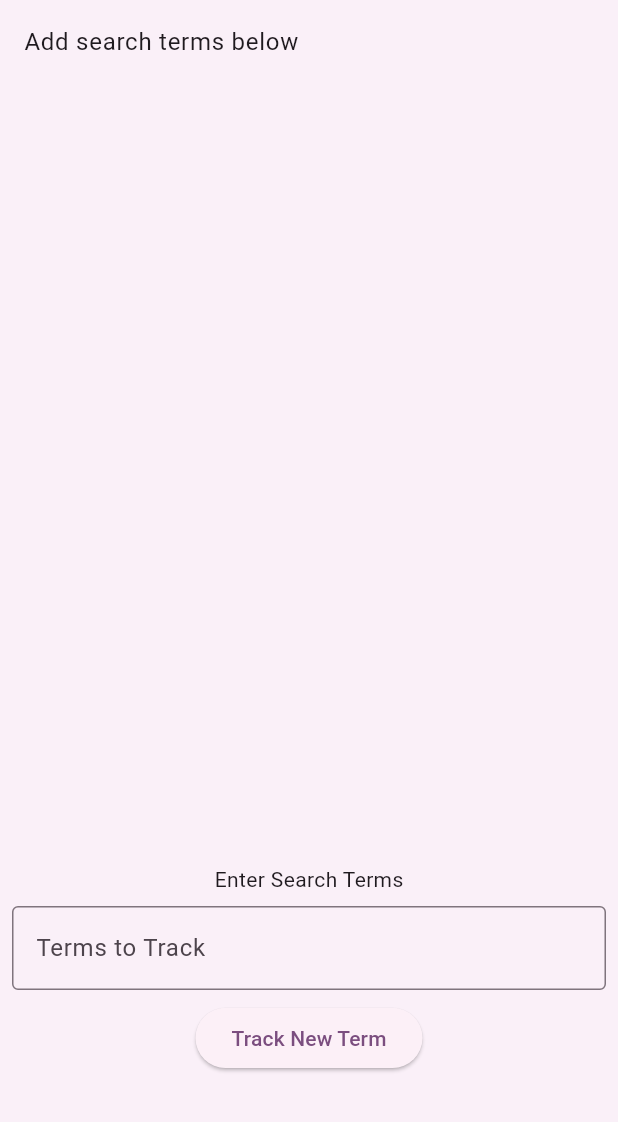
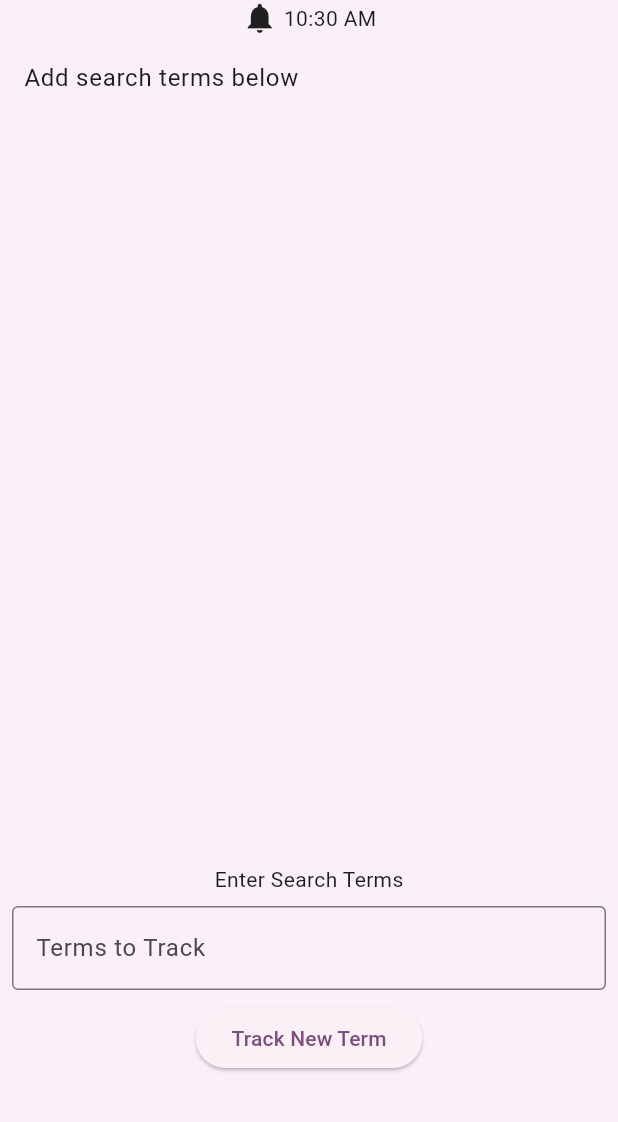
Before and after one commit to mmnessim/news_tracker_flutter, a Flutter app: the screen it shows after launch, on a phone screen of 412 x 824 dp, the part 114-1236 px from its top. Run offline on Flutter 3.47's test engine with Material 3 defaults, Android fonts, the phone set to English and light mode, and no system bars; our stand-ins replace flutter_dotenv, flutter_local_notifications, flutter_riverpod, permission_handler, shared_preferences, timezone.

Commit message:
Refactor notification handling: update import paths, add GlobalNotificationTimeWidget, and enhance notification rescheduling logic

```diff
--- a/lib/about.dart
+++ b/lib/about.dart
@@ -1,7 +1,7 @@
 import 'package:flutter/material.dart';
 import 'package:flutter_riverpod/flutter_riverpod.dart';
 import 'package:news_tracker/providers/tracked_term_provider_locked.dart';
-import 'package:news_tracker/widgets/notification_details.dart';
+import 'package:news_tracker/widgets/notification_widgets/notification_details.dart';
 import 'package:news_tracker/widgets/time_picker_row.dart';
 import 'package:url_launcher/url_launcher.dart';
 
--- /dev/null
+++ b/lib/widgets/notification_widgets/global_notification_time_widget.dart
@@ -0,0 +1,31 @@
+import 'package:flutter/material.dart';
+import 'package:news_tracker/widgets/time_picker_row.dart';
+
+class GlobalNotificationTimeWidget extends StatelessWidget {
+  final TimeOfDay time;
+
+  GlobalNotificationTimeWidget({super.key, required this.time});
+
+  @override
+  Widget build(BuildContext context) {
+    return InkWell(
+      onTap: () {
+        showDialog(
+          context: context,
+          builder: (context) => AlertDialog(
+            title: Text('Set Notification Time'),
+            content: TimePickerRow(),
+          ),
+        );
+      },
+      child: Row(
+        mainAxisAlignment: MainAxisAlignment.center,
+        children: [
+          Icon(Icons.notifications),
+          SizedBox(width: 4.0),
+          Text(time.format(context)),
+        ],
+      ),
+    );
+  }
+}
--- a/lib/widgets/notification_details.dart
+++ b/lib/widgets/notification_widgets/notification_details.dart
@@ -58,7 +58,7 @@ class _NotificationDetailsState extends ConsumerState<NotificationDetails> {
                   return Padding(
                     padding: const EdgeInsets.symmetric(vertical: 6.0),
                     child: Text(
-                      'ID: ${n.id}\nPayload: ${n.payload}\nTitle: ${n.title}',
+                      'ID: ${n.id}\nPayload: ${n.payload}\nTitle: ${n.title}\n',
                     ),
                   );
                 },
--- a/lib/widgets/time_picker_row.dart
+++ b/lib/widgets/time_picker_row.dart
@@ -1,7 +1,7 @@
 import 'package:flutter/material.dart';
 import 'package:flutter_riverpod/flutter_riverpod.dart';
 import 'package:news_tracker/providers/notification_time_provider.dart';
-import 'package:news_tracker/utils/notifications/reschedule_notifications.dart';
+import 'package:news_tracker/utils/notifications/schedule_notification.dart';
 
 class TimePickerRow extends ConsumerWidget {
   void _setNotificationTime(
@@ -16,7 +16,7 @@ class TimePickerRow extends ConsumerWidget {
     if (picked != null) {
       ref.read(notificationTimeProvider.notifier).setNewTime(picked);
     }
-    clearAndRescheduleNotifications();
+    rescheduleAllNotifications(ref, null);
   }
 
   @override
--- a/lib/widgets/tracked_terms/tracked_terms_list.dart
+++ b/lib/widgets/tracked_terms/tracked_terms_list.dart
@@ -1,7 +1,9 @@
 import 'package:flutter/material.dart';
 import 'package:flutter_riverpod/flutter_riverpod.dart';
 import 'package:news_tracker/details.dart';
+import 'package:news_tracker/providers/notification_time_provider.dart';
 import 'package:news_tracker/providers/tracked_term_provider_locked.dart';
+import 'package:news_tracker/widgets/notification_widgets/global_notification_time_widget.dart';
 
 import 'tracked_term_tile.dart';
 
@@ -11,18 +13,32 @@ class TrackedTermsList extends ConsumerWidget {
   @override
   Widget build(BuildContext context, WidgetRef ref) {
     final termsAsync = ref.watch(newTrackedTermsProvider);
+    final timeAsync = ref.watch(notificationTimeProvider);
+    final time = timeAsync.when(
+      loading: () => TimeOfDay.now(),
+      error: (err, stack) => null,
+      data: (t) => t,
+    );
 
     return termsAsync.when(
       data: (terms) {
         if (terms.isEmpty) {
           return ListView(
             shrinkWrap: true,
-            children: [ListTile(title: Text('Add search terms below'))],
+            children: [
+              (time != null)
+                  ? GlobalNotificationTimeWidget(time: time)
+                  : const SizedBox.shrink(),
+              ListTile(title: Text('Add search terms below')),
+            ],
           );
         } else {
           return ListView(
             shrinkWrap: true,
             children: [
+              (time != null)
+                  ? GlobalNotificationTimeWidget(time: time)
+                  : const SizedBox.shrink(),
               ...terms.map(
                 (term) => Padding(
                   padding: const EdgeInsets.symmetric(
```
Also changed, not shown: lib/providers/tracked_term_provider_locked.dart (+15 -0 lines), lib/utils/notifications/schedule_notification.dart (+29 -0 lines).
